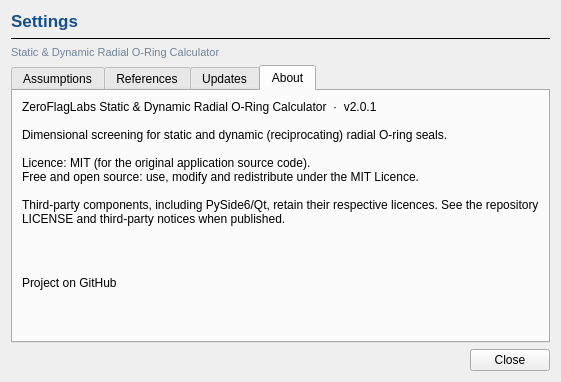
Old version of the form src/ui/forms/settings_dialog.ui in the repository ZeroFlagLabs/radial-oring-calculator.
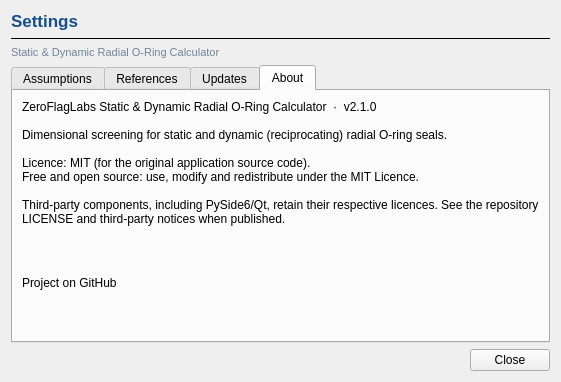
New version of the form. The open tabs and pages were chosen to show the change.

```diff
--- a/src/ui/forms/settings_dialog.ui
+++ b/src/ui/forms/settings_dialog.ui
@@ -221,7 +221,7 @@
        <item>
         <widget class="QLabel" name="about_text">
          <property name="text">
-          <string>ZeroFlagLabs Static &amp; Dynamic Radial O-Ring Calculator  ·  v2.0.1
+          <string>ZeroFlagLabs Static &amp; Dynamic Radial O-Ring Calculator  ·  v2.1.0
 
 Dimensional screening for static and dynamic (reciprocating) radial O-ring seals.
 
```
